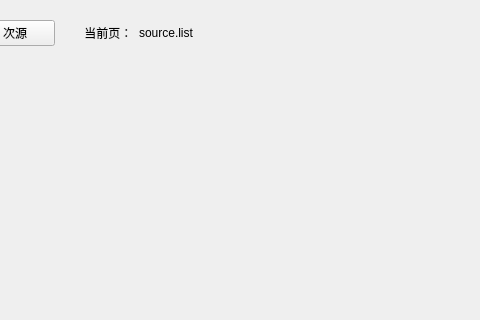
Qt form src/sourcemanager.ui (HuaYaDong1/sourceMangager) before a commit; both pictures show x 131 to 611 and y 0 to 320 of the 1019 by 643 pixel window.
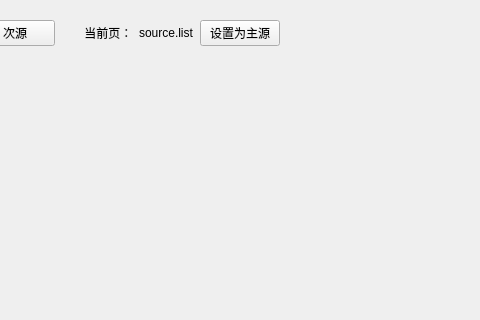
The same form after that commit. The open tabs and pages were chosen to show the change.

```diff
--- a/src/sourcemanager.ui
+++ b/src/sourcemanager.ui
@@ -128,6 +128,13 @@
         </property>
        </widget>
       </item>
+      <item>
+       <widget class="QPushButton" name="setSourceBtn">
+        <property name="text">
+         <string>设置为主源</string>
+        </property>
+       </widget>
+      </item>
       <item>
        <spacer name="horizontalSpacer_5">
         <property name="orientation">
```
Left out of the diff: 2 changed lines with no effect on the pictures.
